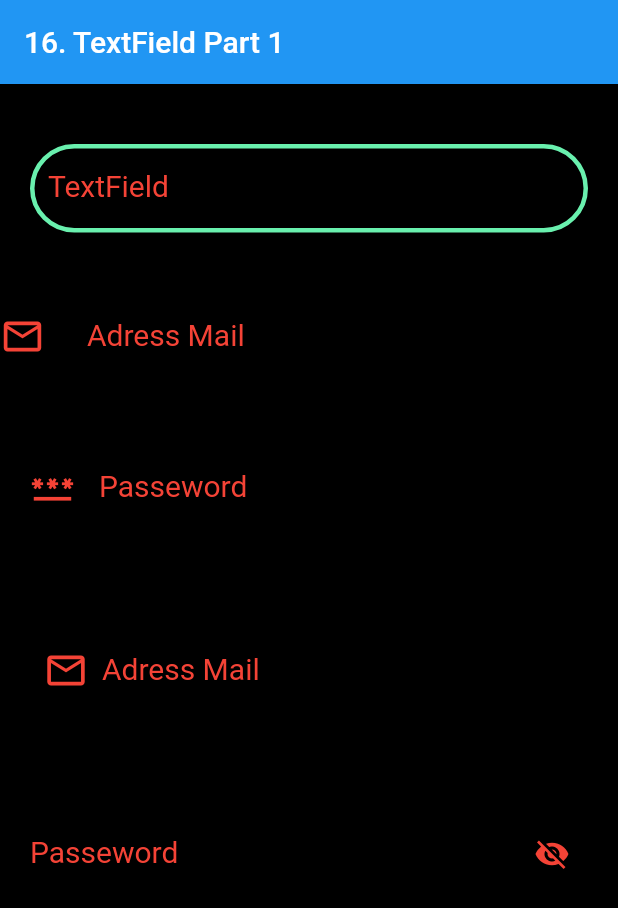
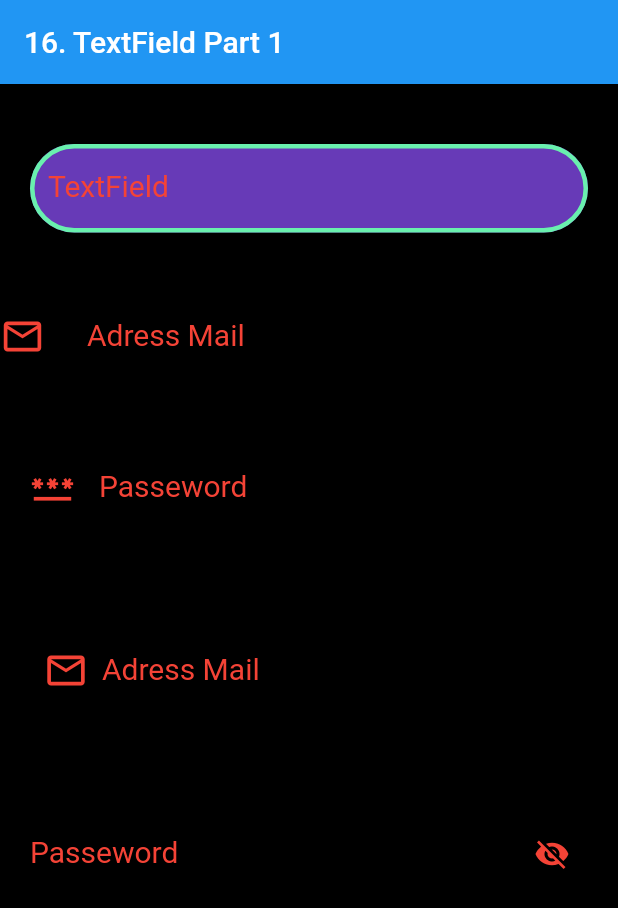
Before and after one commit to Devsaci/flutter2basicv2, a Flutter app: the screen it shows after launch, on a phone screen of 412 x 824 dp. Shown: the top 908 px of the screen. Run offline on Flutter 3.47's test engine with Material 2 defaults, Android fonts, the phone set to English and light mode, and no system bars.

Commit message:
fillColor

```diff
--- a/lib/myHomePage.dart
+++ b/lib/myHomePage.dart
@@ -13,6 +13,8 @@ class _MyHomePageState extends State<MyHomePage> {
   var b = Colors.black;
   var w = Colors.white;
   var r = Colors.red;
+  var br = Colors.brown;
+  var dp = Colors.deepPurple;
 
   @override
   Widget build(BuildContext context) {
@@ -33,6 +35,8 @@ class _MyHomePageState extends State<MyHomePage> {
                 // color: Colors.lime,
                 child: TextField(
                   decoration: InputDecoration(
+                      fillColor: dp,
+                      filled: true,
                       enabledBorder: OutlineInputBorder(
                         borderSide:
                         BorderSide(width: 3, color: Colors.greenAccent),
```
